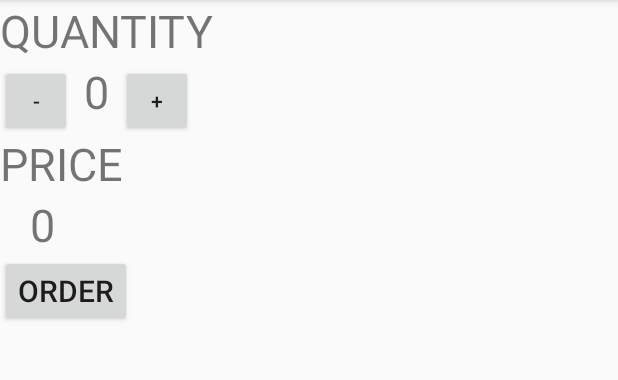
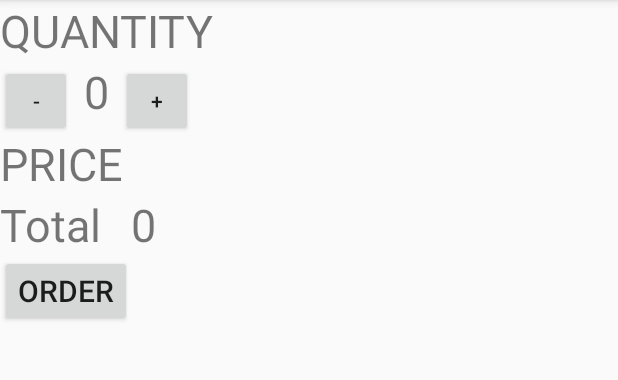
Before and after one commit to 02tyson-watson/Javavavavavavava, an Android app: the screen it shows after launch (MainActivity), on a phone screen of 412 x 824 dp, the part 84-464 px from its top. Run offline under Robolectric (Android 15) with nearby library versions, the phone set to English and light mode, and no system bars.

Commit message:
Added "Total" to price

```diff
--- a/app/src/main/res/layout/activity_main.xml
+++ b/app/src/main/res/layout/activity_main.xml
@@ -58,6 +58,11 @@
     <TextView
         android:layout_width="wrap_content"
         android:layout_height="wrap_content"
+        android:text="Total"
+        android:textSize="30dp"/>
+    <TextView
+        android:layout_width="wrap_content"
+        android:layout_height="wrap_content"
         android:text="0"
         android:textSize="30sp"
         android:paddingLeft="20sp"
```
